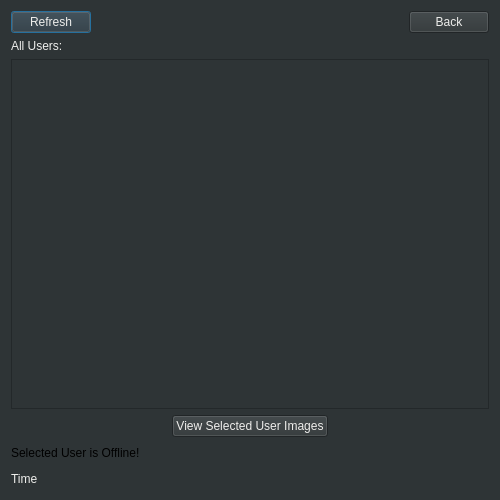
hassan-kandil/DistImage, file usersdialog.ui: the form before one commit.
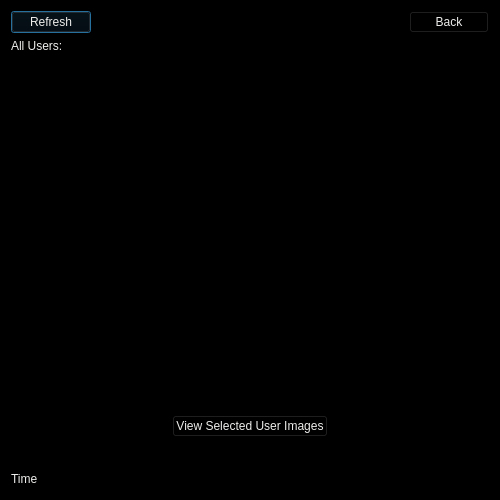
The form after the commit.

Diff of the .ui file:
```diff
--- a/usersdialog.ui
+++ b/usersdialog.ui
@@ -14,7 +14,7 @@
    <string>DistImage</string>
   </property>
   <property name="styleSheet">
-   <string notr="true">background-color: rgb(46, 52, 54)
+   <string notr="true">background-color: rgb(0,0,0)
 </string>
   </property>
   <layout class="QVBoxLayout" name="verticalLayout">
```
